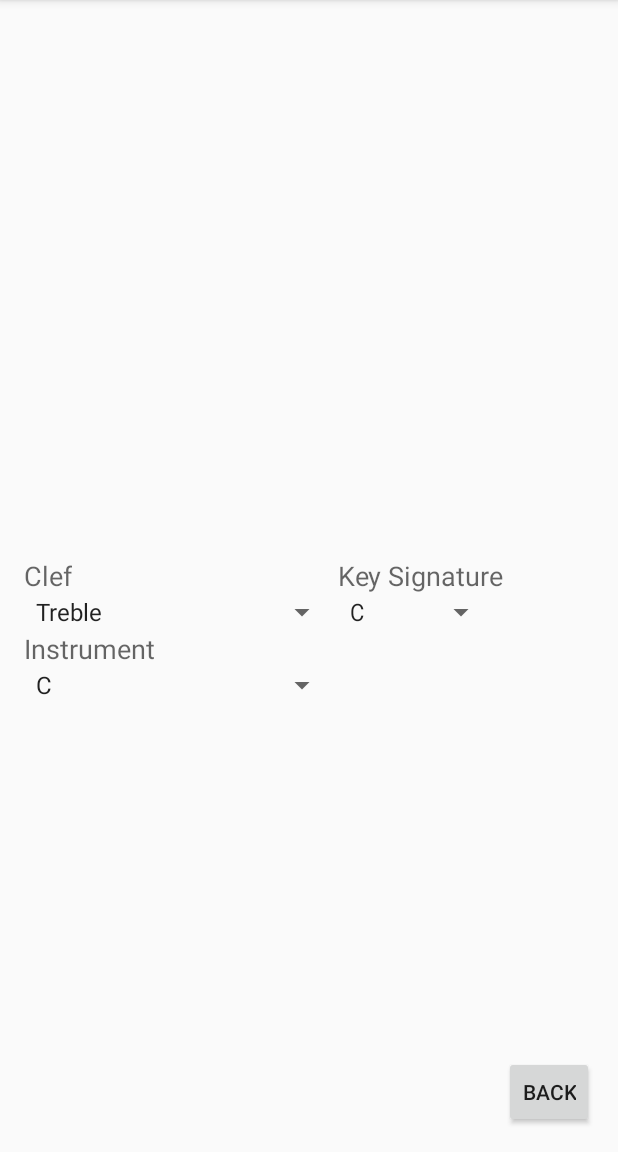
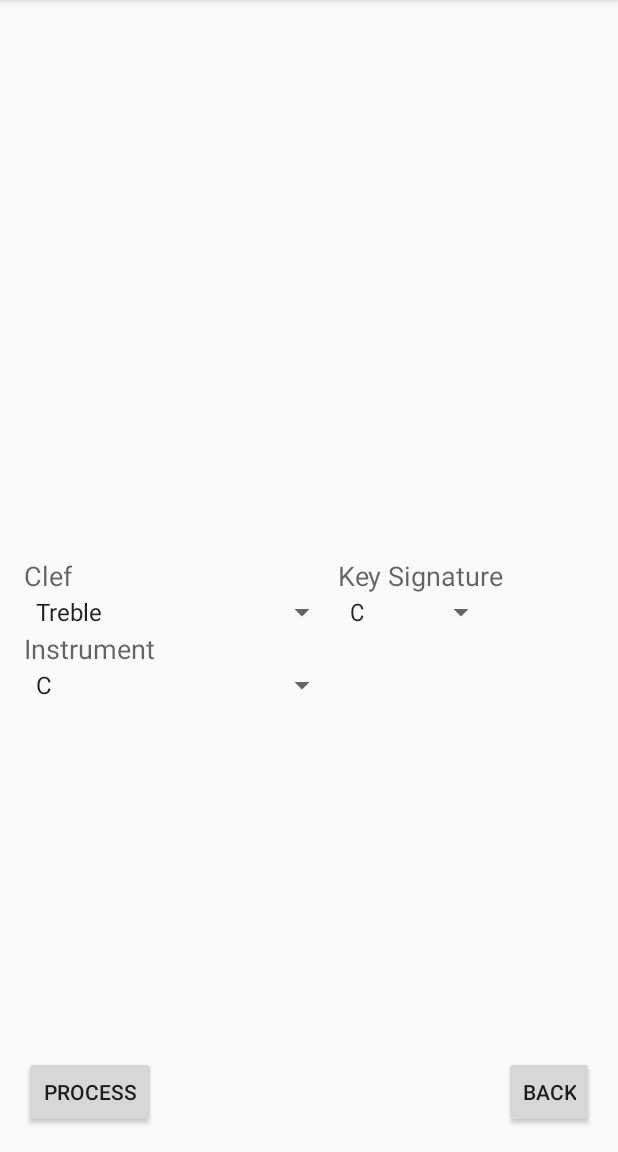
Before and after one commit to dawsoc2/SightReaderPro, an Android app: the PropertiesPage screen opened directly, with no data from a screen before it, on a phone screen of 412 x 824 dp, the part 84-1236 px from its top. Run offline under Robolectric (Android 15) with nearby library versions, the phone set to English and light mode, and no system bars.

Commit message:
Added button to process
I added the button and created an empty function for it that we can be
filled in later for the functionality

```diff
--- a/SightReader Pro/app/src/main/java/com/example/xerxes/cameratest/PropertiesPage.java
+++ b/SightReader Pro/app/src/main/java/com/example/xerxes/cameratest/PropertiesPage.java
@@ -67,4 +67,8 @@ public class PropertiesPage extends AppCompatActivity {
     public void btnBack(View v) {
         startActivity(new Intent(PropertiesPage.this, MainActivity.class));
     }
+
+    public void btnProc(View v){
+        //add preferences to create midi file
+    }
 }
--- a/SightReader Pro/app/src/main/res/layout/activity_properties_page.xml
+++ b/SightReader Pro/app/src/main/res/layout/activity_properties_page.xml
@@ -1,6 +1,7 @@
 <?xml version="1.0" encoding="utf-8"?>
 <RelativeLayout xmlns:android="http://schemas.android.com/apk/res/android"
     xmlns:tools="http://schemas.android.com/tools"
+    xmlns:andriod="http://schemas.android.com/apk/res-auto"
     android:layout_width="match_parent"
     android:layout_height="match_parent"
     android:paddingBottom="@dimen/activity_vertical_margin"
@@ -88,4 +89,14 @@
         android:layout_alignParentStart="true"
         android:layout_toLeftOf="@+id/spinnerKeySignature"
         android:layout_toStartOf="@+id/spinnerKeySignature" />
+
+    <Button
+        android:layout_width="wrap_content"
+        android:layout_height="wrap_content"
+        android:text="Process"
+        android:id="@+id/processButton"
+        android:layout_alignParentBottom="true"
+        android:layout_alignParentLeft="true"
+        android:layout_alignParentStart="true"
+        android:onClick="btnProc" />
 </RelativeLayout>
```
